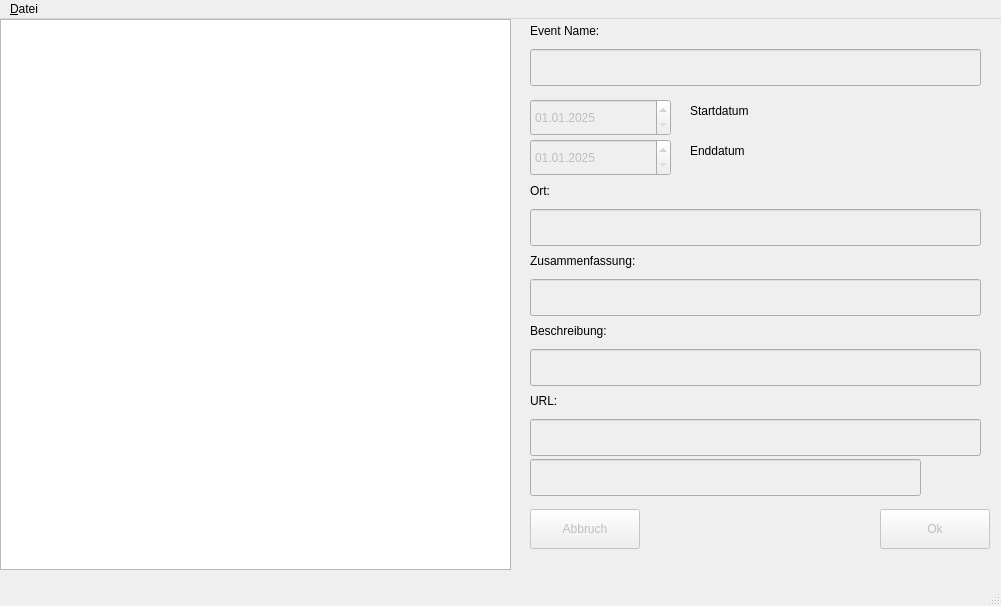
First picture: the form in icedit_ui.ui, repository wernerjoss/icaledit, before the edit.
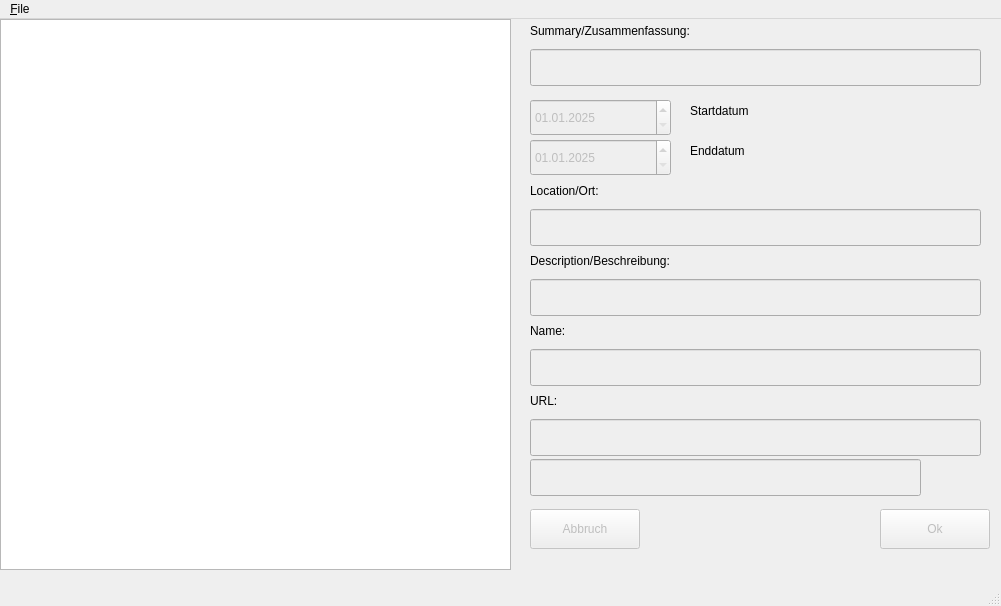
Second picture: the form after the edit.

Commit message: use summary as EventID instaed of Name

```diff
--- a/icedit_ui.ui
+++ b/icedit_ui.ui
@@ -34,7 +34,7 @@
     <property name="geometry">
      <rect>
       <x>530</x>
-      <y>30</y>
+      <y>330</y>
       <width>451</width>
       <height>37</height>
      </rect>
@@ -102,7 +102,7 @@
     <property name="geometry">
      <rect>
       <x>530</x>
-      <y>260</y>
+      <y>30</y>
       <width>451</width>
       <height>37</height>
      </rect>
@@ -118,7 +118,7 @@
     <property name="geometry">
      <rect>
       <x>530</x>
-      <y>330</y>
+      <y>260</y>
       <width>451</width>
       <height>37</height>
      </rect>
@@ -211,13 +211,13 @@
     <property name="geometry">
      <rect>
       <x>530</x>
-      <y>0</y>
+      <y>300</y>
       <width>111</width>
       <height>24</height>
      </rect>
     </property>
     <property name="text">
-     <string>Event Name:</string>
+     <string>Name:</string>
     </property>
    </widget>
    <widget class="QLabel" name="StartLabel">
@@ -251,38 +251,38 @@
      <rect>
       <x>530</x>
       <y>160</y>
-      <width>76</width>
+      <width>121</width>
       <height>24</height>
      </rect>
     </property>
     <property name="text">
-     <string>Ort:</string>
+     <string>Location/Ort:</string>
     </property>
    </widget>
    <widget class="QLabel" name="SumLabel">
     <property name="geometry">
      <rect>
       <x>530</x>
-      <y>230</y>
-      <width>181</width>
+      <y>0</y>
+      <width>251</width>
       <height>24</height>
      </rect>
     </property>
     <property name="text">
-     <string>Zusammenfassung:</string>
+     <string>Summary/Zusammenfassung:</string>
     </property>
    </widget>
    <widget class="QLabel" name="DescLabel">
     <property name="geometry">
      <rect>
       <x>530</x>
-      <y>300</y>
-      <width>141</width>
+      <y>230</y>
+      <width>211</width>
       <height>24</height>
      </rect>
     </property>
     <property name="text">
-     <string>Beschreibung:</string>
+     <string>Description/Beschreibung:</string>
     </property>
    </widget>
    <widget class="QLabel" name="UrlLabel">
@@ -310,7 +310,7 @@
    </property>
    <widget class="QMenu" name="menuDatei">
     <property name="title">
-     <string>&amp;Datei</string>
+     <string>&amp;File</string>
     </property>
     <addaction name="actionNeu"/>
     <addaction name="actionOpen"/>
```
The commit also changes 4 other files.
